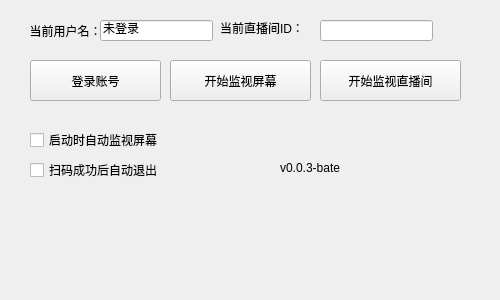
Old version of the form src/BH3ScannerGui/BH3ScannerGui.ui in the repository Theresa-0328/MHY_Scanner.
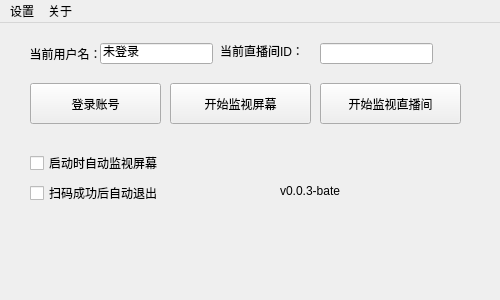
New version of the form.

Diff of the .ui file:
```diff
--- a/src/BH3ScannerGui/BH3ScannerGui.ui
+++ b/src/BH3ScannerGui/BH3ScannerGui.ui
@@ -204,10 +204,39 @@
     </layout>
    </widget>
   </widget>
-  <widget class="QStatusBar" name="statusBar">
-   <property name="sizeGripEnabled">
-    <bool>false</bool>
+  <widget class="QMenuBar" name="menuBar">
+   <property name="geometry">
+    <rect>
+     <x>0</x>
+     <y>0</y>
+     <width>500</width>
+     <height>22</height>
+    </rect>
    </property>
+   <widget class="QMenu" name="menu">
+    <property name="title">
+     <string>设置</string>
+    </property>
+    <addaction name="action1_3"/>
+    <addaction name="action2_3"/>
+   </widget>
+   <widget class="QMenu" name="menu_2">
+    <property name="geometry">
+     <rect>
+      <x>308</x>
+      <y>129</y>
+      <width>120</width>
+      <height>94</height>
+     </rect>
+    </property>
+    <property name="title">
+     <string>关于</string>
+    </property>
+    <addaction name="action1_2"/>
+    <addaction name="action2_2"/>
+   </widget>
+   <addaction name="menu"/>
+   <addaction name="menu_2"/>
   </widget>
  </widget>
  <layoutdefault spacing="6" margin="11"/>
```
Left out of the diff: 43 changed lines with no effect on the pictures.
